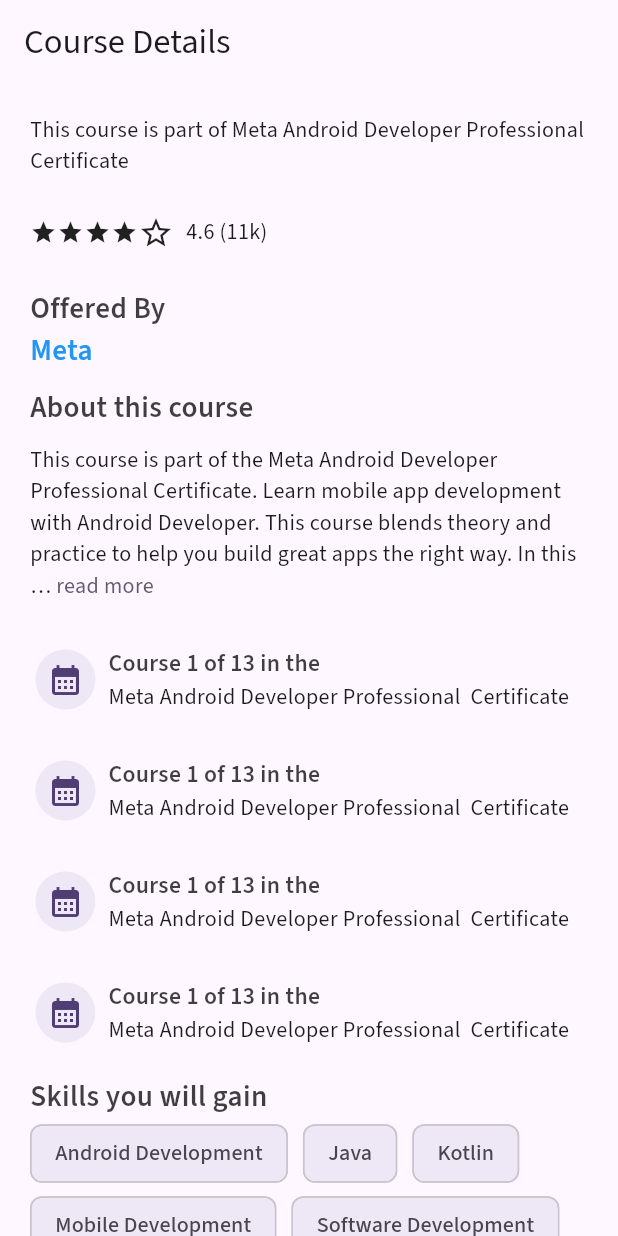
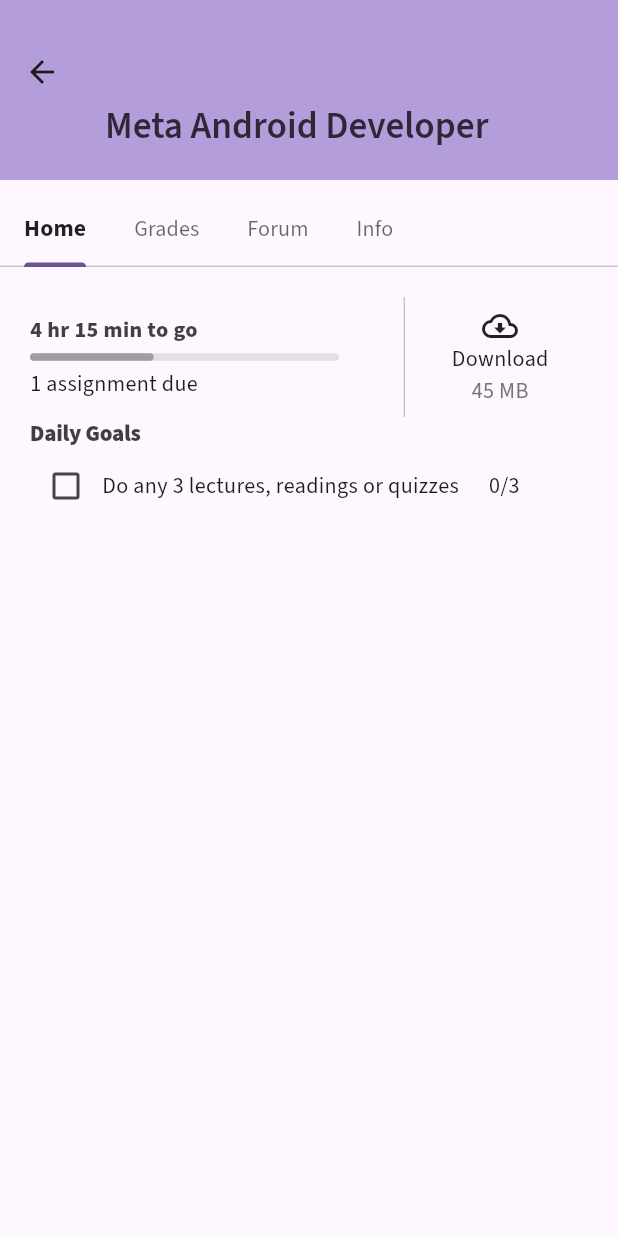
Before and after one commit to mr-jagdish-pu/coursera-app, a Flutter app: the screen it shows once a user with an empty profile is signed in, on a phone screen of 412 x 824 dp. Run offline on Flutter 3.47's test engine with Material 3 defaults, Android fonts, the phone set to English and light mode, and no system bars; drawn by our look-alikes of readmore; our stand-ins replace dots_indicator, equatable, firebase_auth, firebase_core, flutter_bloc, getwidget and 2 more; accounts and stored records are empty.

Commit message:
feat: upto daily goals cloned

```diff
--- /dev/null
+++ b/lib/features/course_plan/presentation/ui/pages/course_plans_page.dart
@@ -0,0 +1,10 @@
+import 'package:flutter/material.dart';
+
+class CoursePlansPages extends StatelessWidget {
+  const CoursePlansPages({super.key});
+
+  @override
+  Widget build(BuildContext context) {
+    return Container();
+  }
+}
--- a/lib/main.dart
+++ b/lib/main.dart
@@ -1,6 +1,7 @@
 import 'package:auth_fb_bloc/features/auth/presentation/authenticator_bloc/firebase_authenticator_bloc.dart';
 import 'package:auth_fb_bloc/features/auth/presentation/pages/login_page.dart';
 import 'package:auth_fb_bloc/features/course_showcase/presentation/ui/pages/course_details.dart';
+import 'package:auth_fb_bloc/test_screens/demo_screens.dart';
 import 'package:auth_fb_bloc/utils/responsiveness/extensions.dart';
 import 'package:firebase_auth/firebase_auth.dart';
 import 'package:firebase_core/firebase_core.dart';
@@ -46,7 +47,7 @@ class MyApp extends StatelessWidget {
                 return Text('Error');
               }
               if (snapshot.hasData && snapshot.data != null) {
-                return CourseDetails();
+                return DemoTestPage();
               }
               //if user is not logged in send to login page
 
--- a/lib/test_screens/demo_screens.dart
+++ b/lib/test_screens/demo_screens.dart
@@ -1,3 +1,5 @@
+import 'package:auth_fb_bloc/utils/custom_styles/text_styles.dart';
+import 'package:auth_fb_bloc/utils/responsiveness/extensions.dart';
 import 'package:flutter/material.dart';
 
 class DemoTestPage extends StatelessWidget {
@@ -7,31 +9,187 @@ class DemoTestPage extends StatelessWidget {
   Widget build(BuildContext context) {
     print("DemoTestPage");
     return Scaffold(
-      body: Center(child: SmallComponent()),
+        body: DefaultTabController(
+            length: 4,
+            child: NestedScrollView(
+              headerSliverBuilder:
+                  (BuildContext context, bool innerBoxIsScrolled) {
+                return <Widget>[
+                  SliverAppBar(
+                    stretch: true,
+                    leading: Padding(
+                      padding: const EdgeInsets.only(top: 16.0),
+                      child: IconButton(
+                        icon: Icon(Icons.arrow_back),
+                        onPressed: () {},
+                      ),
+                    ),
+                    pinned: true,
+                    flexibleSpace: FlexibleSpaceBar(
+                      title: Text(
+                        "Meta Android Developer",
+                        style: TextStyles.thickTitle.copyWith(fontSize: 20),
+                      ),
+                      titlePadding: EdgeInsets.only(left: 70, bottom: 20),
+                      collapseMode: CollapseMode.pin,
+                      expandedTitleScale: 1.18,
+                      stretchModes: [StretchMode.fadeTitle],
+                    ),
+                    toolbarHeight: 80,
+                    centerTitle: true,
+                    expandedHeight: 120,
+                    backgroundColor: Colors.deepPurple.shade200,
+                  ),
+                  SliverAppBar(
+                    collapsedHeight: 10,
+                    toolbarHeight: 10,
+                    pinned: false,
+                    snap: true,
+                    floating: true,
+                    bottom: TabBar(
+                      labelStyle: TextStyles.courseTitle
+                          .copyWith(fontSize: 15, fontWeight: FontWeight.bold),
+                      unselectedLabelStyle: TextStyles.courseSubtitle.copyWith(
+                        fontWeight: FontWeight.w400,
+                      ),
+                      isScrollable: true,
+                      tabAlignment: TabAlignment.start,
+                      tabs: [
+                        Tab(
+                          child: Text(
+                            "Home",
+                          ),
+                        ),
+                        Tab(
+                          child: Text(
+                            "Grades",
+                          ),
+                        ),
+                        Tab(
+                          child: Text(
+                            "Forum",
+                          ),
+                        ),
+                        Tab(
+                          child: Text(
+                            "Info",
+                          ),
+                        ),
+                      ],
+                    ),
+                  ),
+                ];
+              },
+              body: TabBarView(children: [
+                HomesubPage(),
+                Text('Grades'),
+                Text('Forums'),
+                Text('Info'),
+              ]),
+            )));
+  }
+}
+
+class HomesubPage extends StatelessWidget {
+  const HomesubPage({super.key});
+
+  @override
+  Widget build(BuildContext context) {
+    return Column(
+      crossAxisAlignment: CrossAxisAlignment.start,
+      children: [TimeRemainingC(), DailyGoalsC()],
     );
   }
 }
 
-class SmallComponent extends StatefulWidget {
-  const SmallComponent({super.key});
+class TimeRemainingC extends StatelessWidget {
+  const TimeRemainingC({super.key});
 
   @override
-  State<SmallComponent> createState() => _SmallComponentState();
-}
-
-class _SmallComponentState extends State<SmallComponent> {
-  bool now = false;
-  @override
   Widget build(BuildContext context) {
-    return Center(
-      child: IconButton(
-        onPressed: () {
-          setState(() {
-            now = !now;
-          });
-        },
-        icon: (now) ? Icon(Icons.remove) : Icon(Icons.add),
+    final wd = MediaQuery.sizeOf(context).width;
+    return Padding(
+      padding: const EdgeInsets.only(left: 20.0, top: 20),
+      child: SizedBox(
+        child: Row(
+          children: [
+            Column(
+              crossAxisAlignment: CrossAxisAlignment.start,
+              children: [
+                Text(
+                  "4 hr 15 min to go",
+                  style: TextStyles.thickTitle
+                      .copyWith(fontWeight: FontWeight.w800, fontSize: 14),
+                ),
+                Container(
+                  margin: EdgeInsets.symmetric(vertical: 5),
+                  child: LinearProgressIndicator(
+                      value: 0.4,
+                      color: Colors.grey,
+                      minHeight: 5,
+                      backgroundColor: Colors.grey.shade300,
+                      borderRadius: BorderRadius.circular(10)),
+                  width: wd * 0.5,
+                ),
+                Text("1 assignment due"),
+              ],
+            ),
+            SizedBox(
+              width: 40.w,
+            ),
+            SizedBox(
+              height: 80,
+              child: VerticalDivider(
+                width: 3,
+              ),
+            ),
+            SizedBox(width: 30),
+            Column(
+              children: [
+                Icon(Icons.cloud_download_outlined),
+                Text("Download"),
+                Text(
+                  "45 MB",
+                  style: TextStyles.courseSubtitle
+                      .copyWith(color: Colors.grey.shade600),
+                )
+              ],
+            )
+          ],
+        ),
       ),
     );
   }
 }
+
+class DailyGoalsC extends StatelessWidget {
+  const DailyGoalsC({super.key});
+
+  @override
+  Widget build(BuildContext context) {
+    return Padding(
+      padding: const EdgeInsets.only(left: 20),
+      child: Column(
+        crossAxisAlignment: CrossAxisAlignment.start,
+        children: [
+          Text(
+            "Daily Goals",
+            style: TextStyles.thickTitle.copyWith(
+                fontSize: 14.5,
+                fontWeight: FontWeight.w900,
+                letterSpacing: -0.2),
+          ),
+          Row(
+            children: [
+              Checkbox(
+                value: false,
+                onChanged: (value) {},
+              ),
+              Text("Do any 3 lectures, readings or quizzes"), SizedBox(width: 20,), Text('0/3')
+            ],
+          )
+        ],
+      ),
+    );
+  }
+}
```
